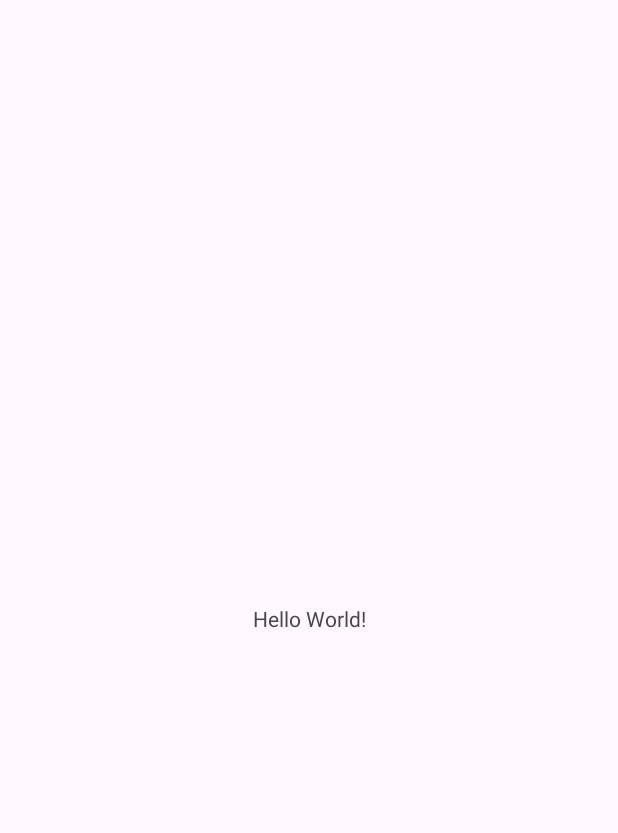
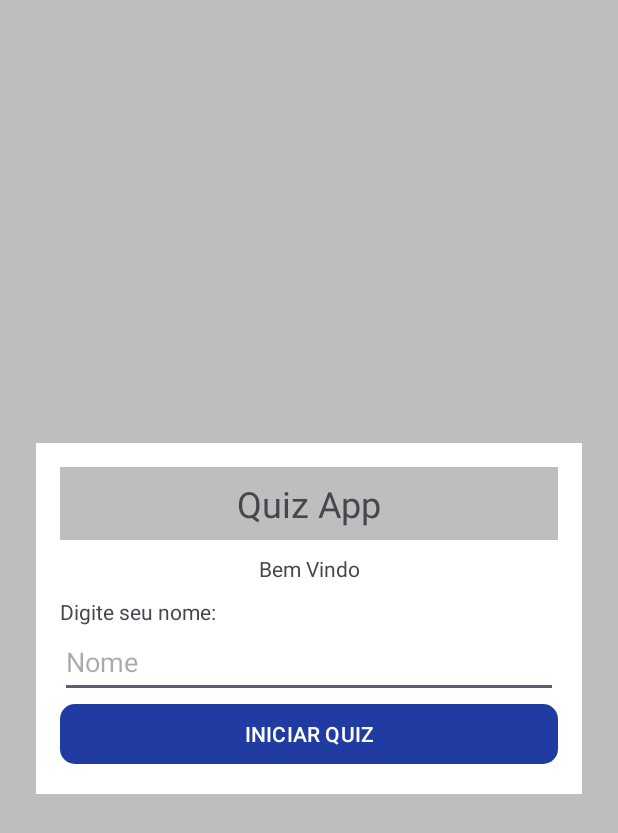
Before and after one commit to tiagoscan/app_quiz, an Android app: the screen it shows after launch (MainActivity), on a phone screen of 412 x 824 dp. Before the commit the part shown is almost empty. Shown: the top 833 px of the screen. Run offline under Robolectric (Android 15) with nearby library versions, the phone set to English and light mode, and no system bars.

Commit message:
feat: criação do layout tela MainActivity

```diff
--- a/app/src/main/res/layout/activity_main.xml
+++ b/app/src/main/res/layout/activity_main.xml
@@ -7,13 +7,58 @@
     android:layout_height="match_parent"
     tools:context=".MainActivity">
 
-    <TextView
-        android:layout_width="wrap_content"
+    <LinearLayout
+        android:layout_width="0dp"
         android:layout_height="wrap_content"
-        android:text="Hello World!"
+        android:layout_marginStart="24dp"
+        android:layout_marginEnd="24dp"
+        android:background="@color/branco"
+        android:orientation="vertical"
+        android:padding="16dp"
         app:layout_constraintBottom_toBottomOf="parent"
         app:layout_constraintEnd_toEndOf="parent"
+        app:layout_constraintHorizontal_bias="0.5"
         app:layout_constraintStart_toStartOf="parent"
-        app:layout_constraintTop_toTopOf="parent" />
+        app:layout_constraintTop_toTopOf="parent"
+        app:layout_constraintVertical_bias="0.5">
 
+        <TextView
+            android:id="@+id/textView"
+            android:layout_width="match_parent"
+            android:layout_height="wrap_content"
+            android:background="@color/fundo"
+            android:padding="8dp"
+            android:text="@string/app_name"
+            android:textAlignment="center"
+            android:textSize="24sp" />
+
+        <TextView
+            android:id="@+id/textView2"
+            android:layout_width="match_parent"
+            android:layout_height="wrap_content"
+            android:padding="9sp"
+            android:text="Bem Vindo"
+            android:textAlignment="center" />
+
+        <TextView
+            android:id="@+id/textView3"
+            android:layout_width="match_parent"
+            android:layout_height="wrap_content"
+            android:text="Digite seu nome:" />
+
+        <EditText
+            android:id="@+id/edit_nome"
+            android:layout_width="match_parent"
+            android:layout_height="48dp"
+            android:ems="10"
+            android:hint="Nome"
+            android:inputType="text" />
+
+        <Button
+            android:id="@+id/btn_iniciar"
+            android:layout_width="match_parent"
+            android:layout_height="wrap_content"
+            android:text="@string/botao_iniciar"
+            app:cornerRadius="10dp" />
+    </LinearLayout>
 </androidx.constraintlayout.widget.ConstraintLayout>
--- a/app/src/main/res/values/colors.xml
+++ b/app/src/main/res/values/colors.xml
@@ -2,4 +2,11 @@
 <resources>
     <color name="black">#FF000000</color>
     <color name="white">#FFFFFFFF</color>
+    <!-- Cores sólidas -->
+    <color name="branco">#FFFFFFFF</color>
+
+    <!-- Cores customizadas -->
+    <color name="primaria">#203CA3</color>
+    <color name="primaria_variacao">#0F2267</color>
+    <color name="fundo">#BEBEBE</color>
 </resources>
--- a/app/src/main/res/values/strings.xml
+++ b/app/src/main/res/values/strings.xml
@@ -1,3 +1,4 @@
 <resources>
-    <string name="app_name">AppQuiz</string>
+    <string name="app_name">Quiz App</string>
+    <string name="botao_iniciar">INICIAR QUIZ</string>
 </resources>
--- a/app/src/main/res/values/themes.xml
+++ b/app/src/main/res/values/themes.xml
@@ -3,6 +3,10 @@
     <style name="Base.Theme.AppQuiz" parent="Theme.Material3.DayNight.NoActionBar">
         <!-- Customize your light theme here. -->
         <!-- <item name="colorPrimary">@color/my_light_primary</item> -->
+        <item name="colorPrimary">@color/primaria</item>
+        <item name="colorPrimaryVariant">@color/primaria_variacao</item>
+
+        <item name="android:windowBackground">@color/fundo</item>
     </style>
 
     <style name="Theme.AppQuiz" parent="Base.Theme.AppQuiz" />
```
